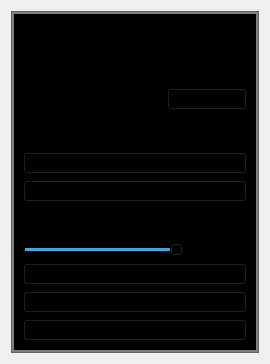
Qt form ClientDesktop/src/views/MidiChannelWidget/MidiChannelWidget.ui (Shadowik2306/ulstu-diplom) before a commit.
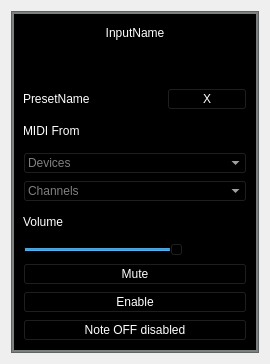
The same form after that commit.

```diff
--- a/ClientDesktop/src/views/MidiChannelWidget/MidiChannelWidget.ui
+++ b/ClientDesktop/src/views/MidiChannelWidget/MidiChannelWidget.ui
@@ -84,6 +84,9 @@
                <height>19</height>
               </size>
              </property>
+             <property name="styleSheet">
+              <string notr="true">color: white</string>
+             </property>
              <property name="text">
               <string>InputName</string>
              </property>
@@ -111,6 +114,9 @@
           <layout class="QHBoxLayout" name="horizontalLayout" stretch="3,1">
            <item>
             <widget class="QLabel" name="PresetNameLabel">
+             <property name="styleSheet">
+              <string notr="true">color: white</string>
+             </property>
              <property name="text">
               <string>PresetName</string>
              </property>
@@ -118,6 +124,9 @@
            </item>
            <item>
             <widget class="QPushButton" name="RemovePresetButton">
+             <property name="styleSheet">
+              <string notr="true">color: white;</string>
+             </property>
              <property name="text">
               <string>X</string>
              </property>
@@ -135,6 +144,9 @@
                <height>30</height>
               </size>
              </property>
+             <property name="styleSheet">
+              <string notr="true">color: white</string>
+             </property>
              <property name="text">
               <string>MIDI From</string>
              </property>
@@ -142,6 +154,9 @@
            </item>
            <item>
             <widget class="QComboBox" name="DevicesBox">
+             <property name="styleSheet">
+              <string notr="true">color: white</string>
+             </property>
              <property name="placeholderText">
               <string>Devices</string>
              </property>
@@ -159,6 +174,9 @@
            </item>
            <item>
             <widget class="QComboBox" name="comboBox">
+             <property name="styleSheet">
+              <string notr="true">color: white</string>
+             </property>
              <property name="placeholderText">
               <string>Channels</string>
              </property>
@@ -190,6 +208,9 @@
           <layout class="QVBoxLayout" name="verticalLayout_6">
            <item>
             <widget class="QLabel" name="label_3">
+             <property name="styleSheet">
+              <string notr="true">color: white</string>
+             </property>
              <property name="text">
               <string>Volume</string>
              </property>
@@ -214,6 +235,9 @@
           <layout class="QVBoxLayout" name="verticalLayout_5">
            <item>
             <widget class="QPushButton" name="MuteButton">
+             <property name="styleSheet">
+              <string notr="true">color: white;</string>
+             </property>
              <property name="text">
               <string>Mute</string>
              </property>
@@ -221,6 +245,9 @@
            </item>
            <item>
             <widget class="QPushButton" name="EnableButton">
+             <property name="styleSheet">
+              <string notr="true">color: white;</string>
+             </property>
              <property name="text">
               <string>Enable</string>
              </property>
@@ -228,6 +255,9 @@
            </item>
            <item>
             <widget class="QPushButton" name="pushButton">
+             <property name="styleSheet">
+              <string notr="true">color: white;</string>
+             </property>
              <property name="text">
               <string>Note OFF disabled</string>
              </property>
```
